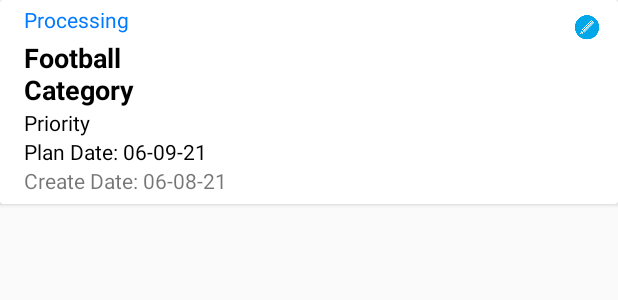
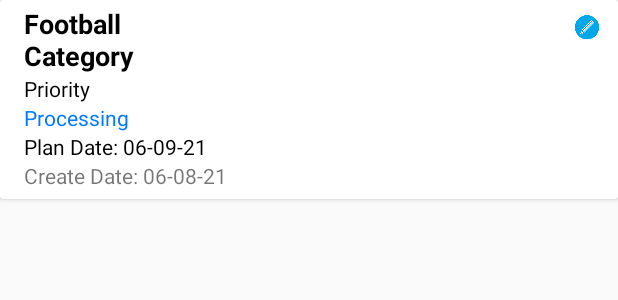
Before and after one commit to TranVu1999/AndroidNMS, an Android app: the layout activity_note_item.xml on its own in the app's theme, with its tools: preview values and no code run, on a phone screen of 412 x 824 dp. Shown: the top 300 px of the screen. Run offline under Robolectric (Android 15) with nearby library versions, the phone set to English and light mode, and no system bars.

```diff
--- a/NMS/app/src/main/java/tranvu203107/dmt/nms/CategoryActivity.java
+++ b/NMS/app/src/main/java/tranvu203107/dmt/nms/CategoryActivity.java
@@ -21,6 +21,8 @@ import com.google.android.material.navigation.NavigationView;
 import java.text.SimpleDateFormat;
 import java.util.ArrayList;
 import java.util.Date;
+
+import tranvu203107.dmt.nms.model.Note;
 
 public class CategoryActivity extends AppCompatActivity {
 
--- a/NMS/app/src/main/java/tranvu203107/dmt/nms/NoteAdapter.java
+++ b/NMS/app/src/main/java/tranvu203107/dmt/nms/NoteAdapter.java
@@ -11,6 +11,8 @@ import androidx.annotation.NonNull;
 import androidx.recyclerview.widget.RecyclerView;
 
 import java.util.ArrayList;
+
+import tranvu203107.dmt.nms.model.Note;
 
 public class NoteAdapter extends RecyclerView.Adapter<NoteAdapter.ViewHolder> {
     Context context;
--- a/NMS/app/src/main/java/tranvu203107/dmt/nms/Note.java
+++ b/NMS/app/src/main/java/tranvu203107/dmt/nms/model/Note.java
@@ -1,4 +1,4 @@
-package tranvu203107.dmt.nms;
+package tranvu203107.dmt.nms.model;
 
 public class Note {
     private String name;
--- a/NMS/app/src/main/res/layout/activity_note_item.xml
+++ b/NMS/app/src/main/res/layout/activity_note_item.xml
@@ -18,14 +18,6 @@
             android:orientation="vertical"
             android:paddingLeft="16dp"
             android:paddingRight="16dp">
-
-            <TextView
-                android:id="@+id/txtStatus"
-                android:layout_width="wrap_content"
-                android:layout_height="wrap_content"
-                android:layout_marginTop="3dp"
-                android:text="Processing"
-                android:textColor="#007bff" />
 
             <TextView
                 android:id="@+id/txtName"
@@ -56,6 +48,14 @@
                 android:textColor="#000" />
 
             <TextView
+                android:id="@+id/txtStatus"
+                android:layout_width="wrap_content"
+                android:layout_height="wrap_content"
+                android:layout_marginTop="0dp"
+                android:text="Processing"
+                android:textColor="#007bff" />
+
+            <TextView
                 android:id="@+id/txtPlanDate"
                 android:layout_width="match_parent"
                 android:layout_height="wrap_content"
```
Also changed, not shown: NMS/app/src/main/java/tranvu203107/dmt/nms/ListNoteActivity.java (+21 -14 lines), 1 other file.
